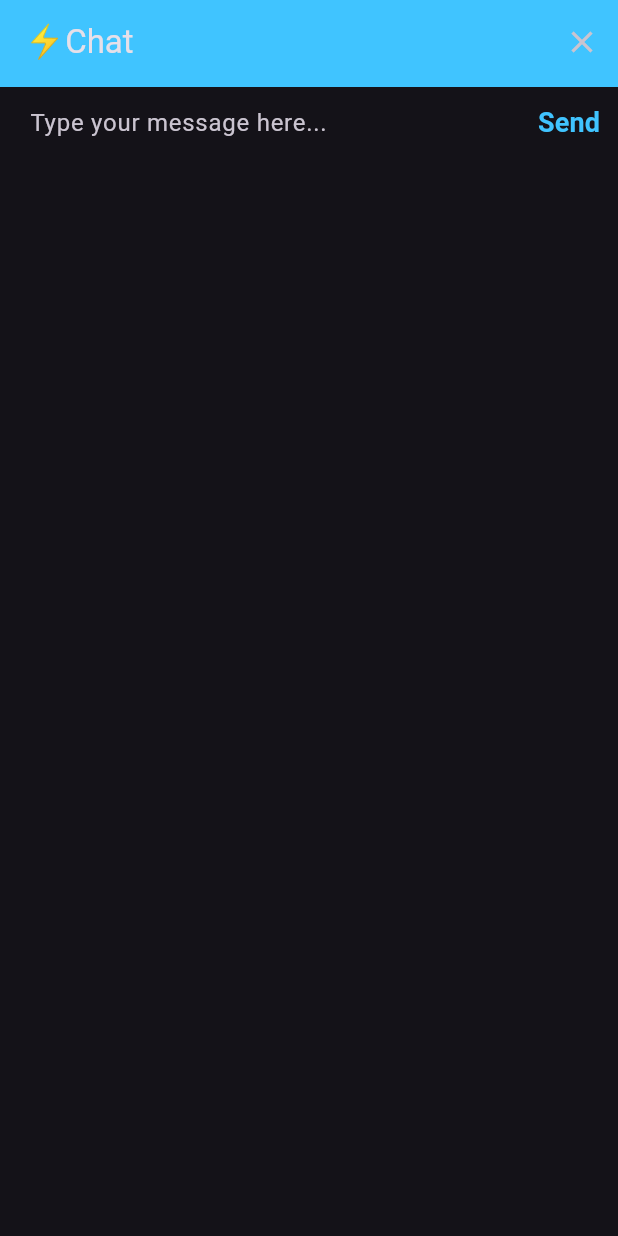
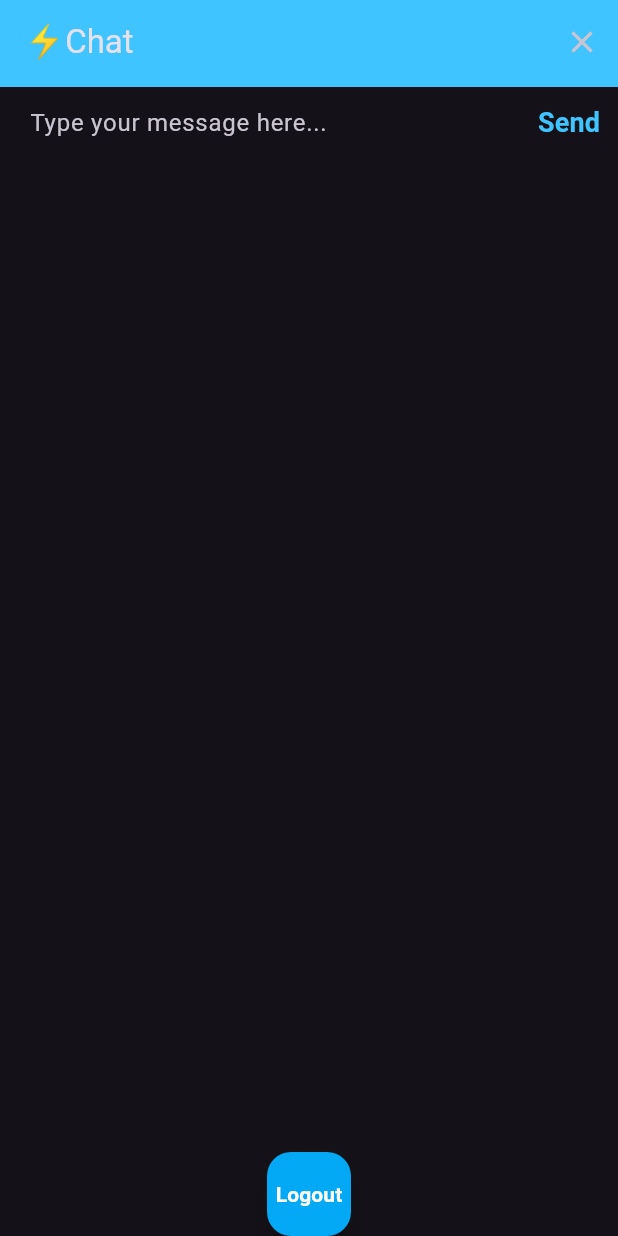
Before and after one commit to Abhishekraina7/chitchat_app, a Flutter app: the screen it shows after launch, on a phone screen of 412 x 824 dp. Run offline on Flutter 3.47's test engine with Material 3 defaults, Android fonts, the phone set to English and light mode, and no system bars; our stand-ins replace animated_text_kit, appwrite.

Commit message:
Added the Logout Functionality to the ChatScreen.

```diff
--- a/lib/screens/chat_screen.dart
+++ b/lib/screens/chat_screen.dart
@@ -1,8 +1,9 @@
 
+import 'package:chitchat_02/screens/welcome_screen.dart';
 import 'package:flutter/material.dart';
 import 'package:chitchat_02/constants.dart';
-import 'package:chitchat_02/screens/registration_screen.dart';
-// import 'package:firebase_auth/firebase_auth.dart';
+import 'package:chitchat_02/Contollers/checkSession.dart';
+
 
 class ChatScreen extends StatefulWidget {
   static const String id = 'ChatScreen';
@@ -60,8 +61,27 @@ class ChatScreenState extends State<ChatScreen> {
                 ],
               ),
             ),
+             Column(
+              children: <Widget>[
+                Container(
+                 child: FloatingActionButton(
+                     onPressed: ()
+                     {
+                   // add the logout session function call here
+                       logout();
+                       Navigator.pushReplacementNamed(context, WelcomeScreen.id);
+                 },
+                   backgroundColor: Colors.lightBlue,
+
+                 child:  const Text('Logout', style: TextStyle(color: Colors.white, fontWeight: FontWeight.bold),),
+                 ),
+               ),
+              ],
+            ),
           ],
+
         ),
+
       ),
     );
   }
```
